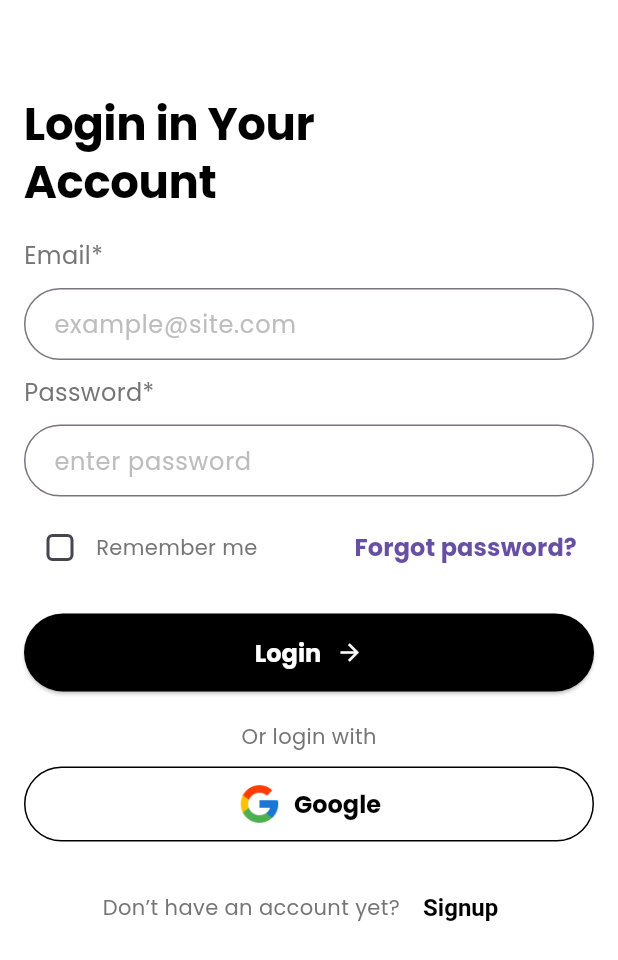
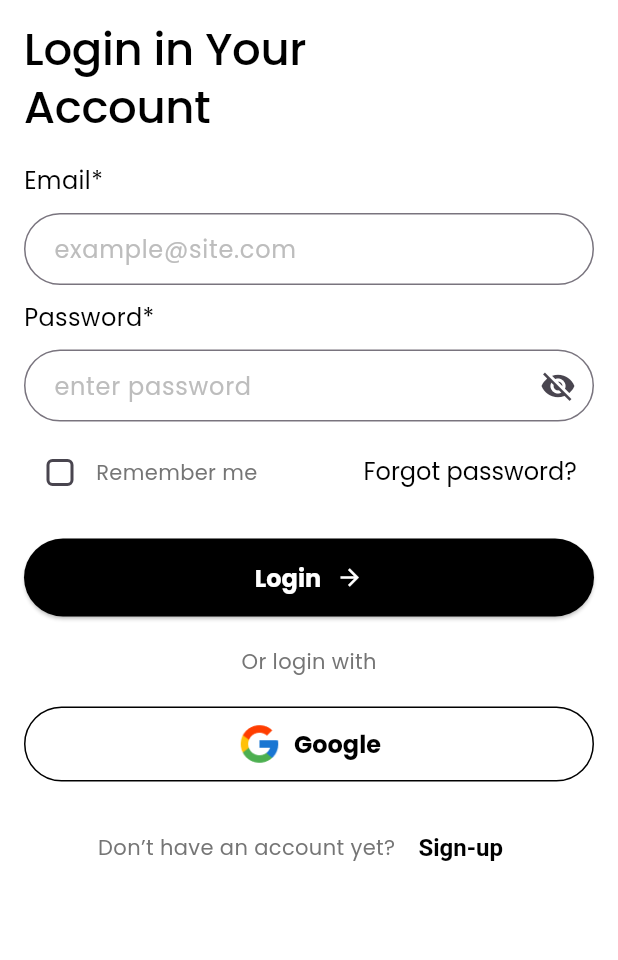
Before and after one commit to CNShreyaMehta/flutterDemoApp, a Flutter app: the screen it shows after launch, on a phone screen of 412 x 824 dp. Shown: the top 960 px of the screen. Run offline on Flutter 3.47's test engine with Material 3 defaults, Android fonts, the phone set to English and light mode, and no system bars; our stand-ins replace flutter_otp_text_field, fluttertoast, get, google_fonts.

Commit message:
[NEW] : validation, common component, safeArea view, otp input box

```diff
--- a/demo_app/lib/main.dart
+++ b/demo_app/lib/main.dart
@@ -2,6 +2,7 @@ import 'package:demo_app/presentation/routes/app_pages.dart';
 import 'package:demo_app/presentation/routes/app_routes.dart';
 import 'package:flutter/material.dart';
 import 'package:get/get.dart';
+import 'package:google_fonts/google_fonts.dart';
 
 void main() {
   runApp(const MyApp());
@@ -49,23 +50,16 @@ class MyApp extends StatelessWidget {
   }
  TextTheme _buildTextTheme(TextTheme base) {
     return base.copyWith(
-      displayLarge: const TextStyle(
-        fontSize: 30,
-        fontWeight: FontWeight.bold,
-        color: Colors.black,
-        fontFamily: 'Poppins',
-        // GoogleFonts.poppins(
-                //   fontSize: 24,
-                //   fontWeight: FontWeight.bold,
-                // ),
-      ),
-      displayMedium: const TextStyle(
-        fontSize: 20,
-        fontWeight: FontWeight.bold,
-        color: Colors.black,
-        fontFamily: 'Poppins',
-      ),
-      bodyLarge: const TextStyle(
+      displayLarge: GoogleFonts.poppins(
+      fontSize: 30,
+      fontWeight: FontWeight.w500,
+      color: Colors.black,
+    ),
+      displayMedium: GoogleFonts.poppins(
+      fontSize: 16,
+      color: const Color.fromARGB(255, 76, 75, 75),
+    ),
+      displaySmall: const TextStyle(
         fontSize: 16,
         color: Colors.black,
         fontFamily: 'Poppins',
--- a/demo_app/lib/presentation/screens/forgot_password_screen.dart
+++ b/demo_app/lib/presentation/screens/forgot_password_screen.dart
@@ -19,12 +19,13 @@ class ForgotPasswordScreen extends StatelessWidget {
           child: Column(
             crossAxisAlignment: CrossAxisAlignment.start,
             children: [
-              const SizedBox(height: 40),
+              const SizedBox(height: 50),
               Text(
                 "Forgot Password",
                 style: GoogleFonts.poppins(
                   fontSize: 24,
                   fontWeight: FontWeight.bold,
+                  color: Colors.black,
                 ),
               ),
               const SizedBox(height: 10),
@@ -71,6 +72,7 @@ class ForgotPasswordScreen extends StatelessWidget {
           label,
           style: GoogleFonts.poppins(fontSize: 16),
         ),
+        const SizedBox(height: 10),
         TextField(
           decoration: InputDecoration(
             hintText: hint,
--- a/demo_app/lib/presentation/screens/login_screen.dart
+++ b/demo_app/lib/presentation/screens/login_screen.dart
@@ -1,25 +1,33 @@
 import 'package:demo_app/presentation/routes/app_routes.dart';
+import 'package:demo_app/presentation/widgets/text_Input.dart';
 import 'package:flutter/material.dart';
 import 'package:get/get.dart';
-import 'package:google_fonts/google_fonts.dart';
 
 import '../controllers/login_controller.dart';
 
-class LoginScreen extends StatelessWidget {
+// ignore: must_be_immutable
+class LoginScreen extends StatefulWidget {
+
+  const LoginScreen({super.key});
+
+  @override
+  State<LoginScreen> createState() => _LoginScreenState();
+}
+
+class _LoginScreenState extends State<LoginScreen> {
   final LoginController controller = Get.put(LoginController());
 
-  LoginScreen({super.key});
-
+bool _obscurePassword = true;
   @override
   Widget build(BuildContext context) {
     return Scaffold(
-      body: Padding(
+      body: SafeArea(
+        child: Padding(
           padding: const EdgeInsets.all(16.0),
           child: SingleChildScrollView(
             child: Column(
               crossAxisAlignment: CrossAxisAlignment.start,
               children: [
-              const SizedBox(height: 50),
                 Text(
                   "Login in Your",
                   style: Theme.of(context).textTheme.displayLarge,
@@ -30,8 +38,29 @@ class LoginScreen extends StatelessWidget {
                   style: Theme.of(context).textTheme.displayLarge,
                 ),
                 const SizedBox(height: 20),
-              _buildTextField("Email*", "example@site.com"),
-              _buildPasswordField("Password*", "enter password"),
+                // _buildTextField("Email*", "example@site.com",
+                //     controller.emailController, false),
+                     TextInput(
+                  label: "Email*",
+                  hint: "example@site.com",
+                  controller: controller.emailController,
+                  obscureText: false,
+                  onTogglePassword: () {}, // Not required for email
+                ),
+                // _buildTextField("Password*", "enter password",
+                //     controller.passwordController, true),
+                TextInput(
+                  label: "Password*",
+                  hint: "enter password",
+                  controller: controller.passwordController,
+                  isPassword: true,
+                  obscureText: _obscurePassword,
+                  onTogglePassword: () {
+                    setState(() {
+                      _obscurePassword = !_obscurePassword; // Toggle password visibility
+                    });
+                  },
+                ),
                 Row(
                   mainAxisAlignment: MainAxisAlignment.spaceBetween,
                   children: [
@@ -43,6 +72,10 @@ class LoginScreen extends StatelessWidget {
                             onChanged: (value) {
                               controller.toggleRememberMe();
                             },
+                            activeColor: Colors
+                                .black, // Changes the color when the checkbox is active (checked)
+                            checkColor: Colors
+                                .white, // Changes the color of the checkmark inside the box
                           ),
                           const Text("Remember me"),
                         ],
@@ -52,13 +85,18 @@ class LoginScreen extends StatelessWidget {
                       onPressed: () {
                         Get.offNamed(AppRoutes.forgotPassword);
                       },
-                    child: const Text("Forgot password?"),
+                      child: Text(
+                        "Forgot password?",
+                        style: Theme.of(context).textTheme.displaySmall,
+                      ),
                     ),
                   ],
                 ),
                 const SizedBox(height: 20),
                 ElevatedButton(
-                onPressed: () {},
+                  onPressed: () {
+                    controller.validateAndLogin();
+                  },
                   style: ElevatedButton.styleFrom(
                     padding: const EdgeInsets.symmetric(vertical: 14),
                     shape: RoundedRectangleBorder(
@@ -78,7 +116,7 @@ class LoginScreen extends StatelessWidget {
                 const Center(
                   child: Text("Or login with"),
                 ),
-              const SizedBox(height: 10),
+                const SizedBox(height: 20),
                 SizedBox(
                   width: double.infinity,
                   child: OutlinedButton.icon(
@@ -112,7 +150,7 @@ class LoginScreen extends StatelessWidget {
                             fontWeight: FontWeight.bold, // Font weight
                           ),
                         ),
-                      child: const Text("Signup"),
+                        child: const Text("Sign-up"),
                       ),
                     ],
                   ),
@@ -121,34 +159,7 @@ class LoginScreen extends StatelessWidget {
             ),
           ),
         ),
+      ),
     );
   }
-
-  Widget _buildTextField(String label, String hint) {
-    return Column(
-      crossAxisAlignment: CrossAxisAlignment.start,
-      children: [
-        Text(
-          label,
-          style: GoogleFonts.poppins(fontSize: 16),
-        ),
-        const SizedBox(height: 10),
-        TextField(
-          decoration: InputDecoration(
-            hintText: hint,
-            contentPadding:
-                const EdgeInsets.symmetric(vertical: 12, horizontal: 16),
-            border: OutlineInputBorder(
-              borderRadius: BorderRadius.circular(30),
-            ),
-          ),
-        ),
-        const SizedBox(height: 10),
-      ],
-    );
 }
-
-  Widget _buildPasswordField(String label, String hint) {
-    return _buildTextField(label, hint);
-  }
-}
--- /dev/null
+++ b/demo_app/lib/presentation/widgets/text_Input.dart
@@ -0,0 +1,54 @@
+// ignore: file_names
+import 'package:flutter/material.dart';
+import 'package:google_fonts/google_fonts.dart';
+
+class TextInput extends StatelessWidget {
+  final String label;
+  final String hint;
+  final TextEditingController controller;
+  final bool isPassword;
+  final bool obscureText;
+  final VoidCallback onTogglePassword;
+
+  const TextInput({
+    super.key,
+    required this.label,
+    required this.hint,
+    required this.controller,
+    this.isPassword = false,
+    this.obscureText = true,
+    required this.onTogglePassword,
+  });
+
+  @override
+  Widget build(BuildContext context) {
+    return Column(
+      crossAxisAlignment: CrossAxisAlignment.start,
+      children: [
+        Text(
+          label,
+          style: GoogleFonts.poppins(fontSize: 16,color: Colors.black),
+        ),
+        const SizedBox(height: 10),
+        TextField(
+          controller: controller,
+          obscureText: isPassword ? obscureText : false, // Control password visibility
+          decoration: InputDecoration(
+            hintText: hint,
+            suffixIcon: isPassword
+                ? IconButton(
+                    icon: Icon(obscureText ? Icons.visibility_off : Icons.visibility),
+                    onPressed: onTogglePassword, // Handle password visibility toggle
+                  )
+                : null,
+            contentPadding: const EdgeInsets.symmetric(vertical: 12, horizontal: 16),
+            border: OutlineInputBorder(
+              borderRadius: BorderRadius.circular(30),
+            ),
+          ),
+        ),
+        const SizedBox(height: 10),
+      ],
+    );
+  }
+}
--- a/demo_app/pubspec.yaml
+++ b/demo_app/pubspec.yaml
@@ -40,6 +40,8 @@ dependencies:
   # Use with the CupertinoIcons class for iOS style icons.
   cupertino_icons: ^1.0.8
   google_fonts: ^4.0.4
+  fluttertoast: ^8.2.8
+  intl: ^0.19.0
 
 dev_dependencies:
   flutter_test:
```
Also changed, not shown: demo_app/lib/presentation/controllers/login_controller.dart (+31 -0 lines), demo_app/lib/presentation/controllers/signup_controller.dart (+39 -0 lines), demo_app/lib/presentation/screens/otp_verification_screen.dart (+46 -34 lines), demo_app/lib/presentation/screens/signup_screen.dart (+139 -98 lines), demo_app/lib/presentation/screens/splash_screen.dart (+8 -7 lines), demo_app/lib/presentation/widgets/dropdown.dart (added, +66 -0 lines), demo_app/lib/presentation/widgets/header.dart (added, +35 -0 lines), demo_app/pubspec.lock, 1 other file. Lines whose indentation alone changed are shown as unchanged.
